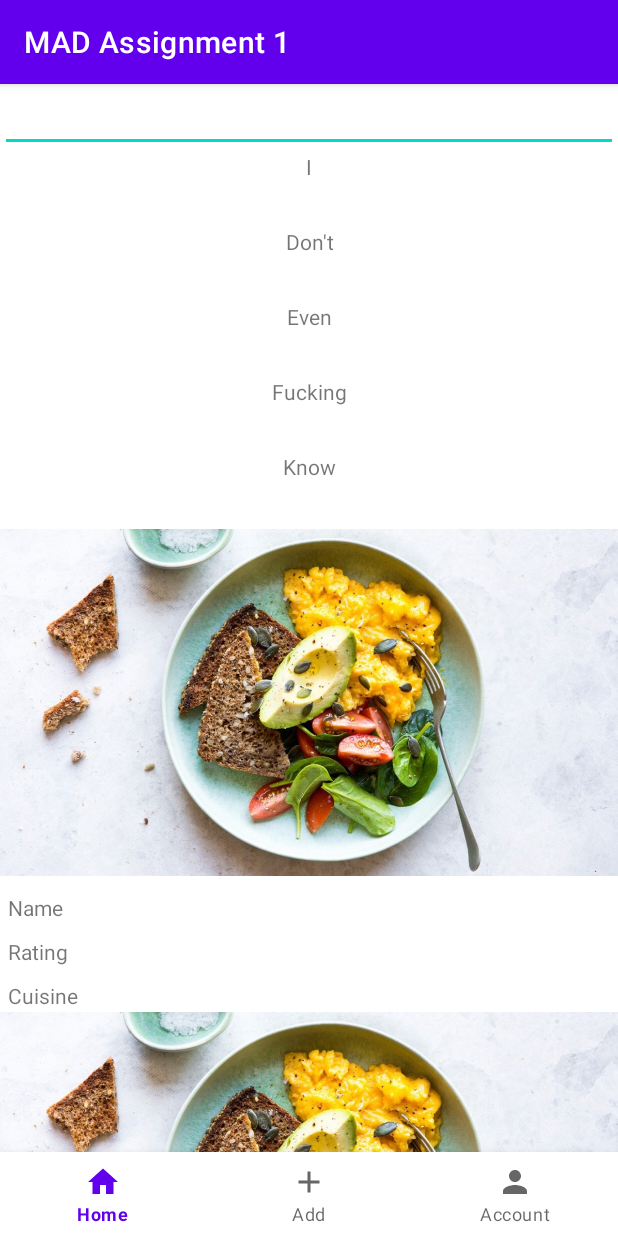
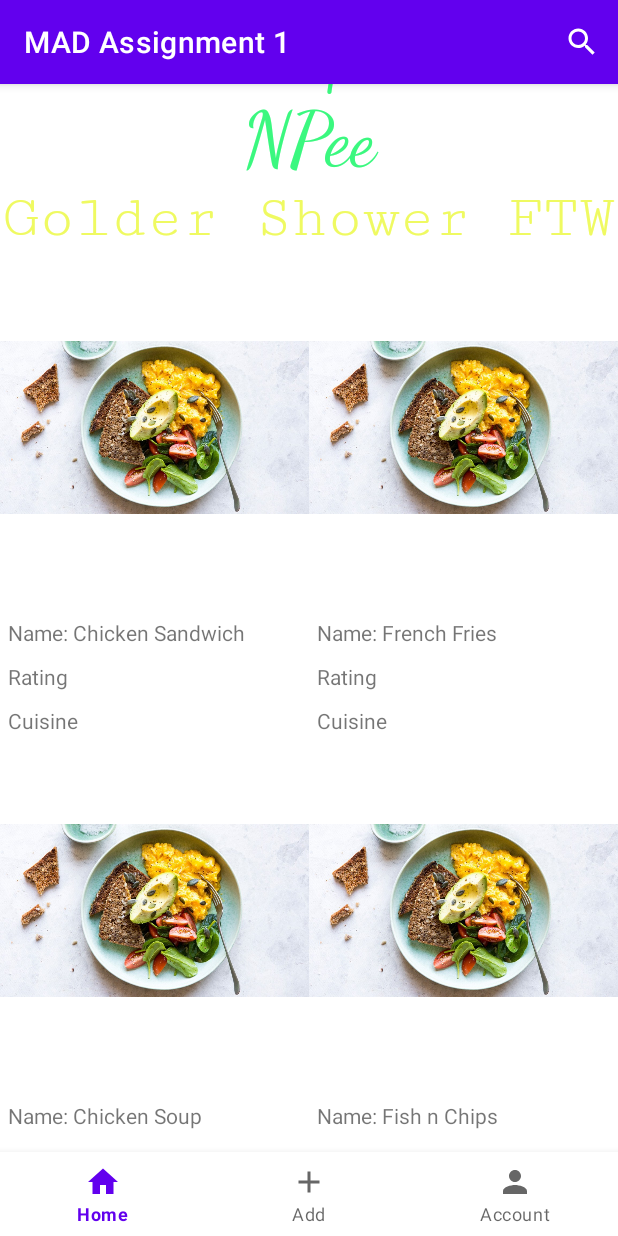
Before and after one commit to TJJ101/21-Le-Chef, an Android app: the screen it shows after launch (MainActivity), on a phone screen of 412 x 824 dp. Run offline under Robolectric (Android 15) with nearby library versions, the phone set to English and light mode, and no system bars.

Commit message:
Did the search for homepage and also intent to new activity called details

```diff
--- a/app/src/main/AndroidManifest.xml
+++ b/app/src/main/AndroidManifest.xml
@@ -9,6 +9,7 @@
         android:roundIcon="@mipmap/ic_launcher_round"
         android:supportsRtl="true"
         android:theme="@style/Theme.MADAssignment1">
+        <activity android:name=".DetailsActivity"></activity>
         <activity android:name=".MainActivity">
             <intent-filter>
                 <action android:name="android.intent.action.MAIN" />
--- a/app/src/main/java/sg/edu/np/madassignment1/AccountFragment.java
+++ b/app/src/main/java/sg/edu/np/madassignment1/AccountFragment.java
@@ -29,8 +29,8 @@ public class AccountFragment extends Fragment {
         adapter = new FragmentAdapter(fm, getLifecycle());
         pager2.setAdapter(adapter);
 
-        tabLayout.addTab(tabLayout.newTab().setText("My Recipe"));
-        tabLayout.addTab(tabLayout.newTab().setText("Saved Recipe"));
+        tabLayout.addTab(tabLayout.newTab().setText("My Recipes"));
+        tabLayout.addTab(tabLayout.newTab().setText("Saved"));
         tabLayout.addTab(tabLayout.newTab().setText("Profile"));
 
         tabLayout.addOnTabSelectedListener(new TabLayout.OnTabSelectedListener() {
--- a/app/src/main/java/sg/edu/np/madassignment1/HomeFragment.java
+++ b/app/src/main/java/sg/edu/np/madassignment1/HomeFragment.java
@@ -3,48 +3,73 @@ package sg.edu.np.madassignment1;
 import android.os.Bundle;
 import android.view.LayoutInflater;
 import android.view.Menu;
+import android.view.MenuInflater;
 import android.view.MenuItem;
 import android.view.View;
 import android.view.ViewGroup;
-import android.widget.SearchView;
 
-import androidx.annotation.NonNull;
 import androidx.annotation.Nullable;
+import androidx.appcompat.widget.SearchView;
 import androidx.fragment.app.Fragment;
 import androidx.recyclerview.widget.DefaultItemAnimator;
-import androidx.recyclerview.widget.LinearLayoutManager;
+import androidx.recyclerview.widget.GridLayoutManager;
 import androidx.recyclerview.widget.RecyclerView;
 
 import java.util.ArrayList;
-import java.util.zip.Inflater;
 
 public class HomeFragment extends Fragment {
 
-    recipe mRecipe;
-    ArrayList<recipe> recipeList = new ArrayList<>();
+    Recipe mRecipe;
+    RecipeAdapter adapter;
     private RecyclerView recyclerView;
+    public ArrayList<Recipe> recipeList = new ArrayList<>();
+    String[] name = {"Chicken Sandwich", "French Fries", "Chicken Soup", "Fish n Chips", "Eggs Benedict", "Ceasar Salad", "Beef Stew", "Salmon Shushi", "Ramen"};
 
     @Nullable
     @Override
     public View onCreateView(LayoutInflater inflater, @Nullable ViewGroup container, @Nullable Bundle savedInstanceState) {
         View view = inflater.inflate(R.layout.fragment_home, container, false);
 
-        for (int i = 0 ; i < 10; i++){
-            mRecipe = new recipe(
-                    "Name",
+        for (String n : name){
+            mRecipe = new Recipe(
+                    "Name: " + n,
                     "Cuisine",
                     "Rating"
             );
             recipeList.add(mRecipe);
         }
 
+        setHasOptionsMenu(true);
+
         recyclerView = view.findViewById(R.id.myRecipeRecycler);
-        RecipeAdapter mAdapter = new RecipeAdapter(recipeList);
+        adapter = new RecipeAdapter(recipeList);
         recyclerView.setHasFixedSize(true);
-        recyclerView.setLayoutManager(new LinearLayoutManager(view.getContext()));
+        recyclerView.setLayoutManager(new GridLayoutManager(view.getContext(), 2));
         recyclerView.setItemAnimator(new DefaultItemAnimator());
-        recyclerView.setAdapter(mAdapter);
+        recyclerView.setAdapter(adapter);
 
         return view;
     }
+
+    @Override
+    public void onCreateOptionsMenu(Menu menu, MenuInflater inflater) {
+        inflater.inflate(R.menu.menu, menu);
+        super.onCreateOptionsMenu(menu,inflater);
+
+        MenuItem searchItem = menu.findItem(R.id.action_search);
+        androidx.appcompat.widget.SearchView searchView = (androidx.appcompat.widget.SearchView) searchItem.getActionView();
+
+        searchView.setOnQueryTextListener(new SearchView.OnQueryTextListener() {
+            @Override
+            public boolean onQueryTextSubmit(String query) {
+                return false;
+            }
+
+            @Override
+            public boolean onQueryTextChange(String newText) {
+                adapter.getFilter().filter(newText);
+                return false;
+            }
+        });
+    }
 }
--- a/app/src/main/java/sg/edu/np/madassignment1/MainActivity.java
+++ b/app/src/main/java/sg/edu/np/madassignment1/MainActivity.java
@@ -7,6 +7,7 @@ import androidx.appcompat.app.AppCompatActivity;
 import android.os.Bundle;
 import android.os.PersistableBundle;
 import android.view.Menu;
+import android.view.MenuInflater;
 import android.view.MenuItem;
 import android.widget.ArrayAdapter;
 import android.widget.ListView;
@@ -19,8 +20,6 @@ import com.google.android.material.bottomnavigation.BottomNavigationView;
 import java.util.ArrayList;
 
 public class MainActivity extends AppCompatActivity {
-
-    RecyclerView recyclerView;
 
     @Override
     protected void onCreate(Bundle savedInstanceState) {
--- a/app/src/main/java/sg/edu/np/madassignment1/MyRecipeFragment.java
+++ b/app/src/main/java/sg/edu/np/madassignment1/MyRecipeFragment.java
@@ -16,8 +16,8 @@ import java.util.ArrayList;
 
 public class MyRecipeFragment extends Fragment {
 
-    recipe mRecipe;
-    ArrayList<recipe> recipeList = new ArrayList<>();
+    Recipe mRecipe;
+    ArrayList<Recipe> recipeList = new ArrayList<>();
     private RecyclerView recyclerView;
 
     @Override
@@ -25,7 +25,7 @@ public class MyRecipeFragment extends Fragment {
         View view = inflater.inflate(R.layout.fragment_my_recipe, container, false);
 
         for (int i = 0 ; i < 10; i++){
-            mRecipe = new recipe(
+            mRecipe = new Recipe(
                     "Name",
                     "Cuisine",
                     "Rating"
--- a/app/src/main/java/sg/edu/np/madassignment1/recipe.java
+++ b/app/src/main/java/sg/edu/np/madassignment1/Recipe.java
@@ -1,6 +1,6 @@
 package sg.edu.np.madassignment1;
 
-public class recipe {
+public class Recipe {
     private String name;
     public String getName() {
         return name;
@@ -25,7 +25,7 @@ public class recipe {
         this.rating = r;
     }
 
-    public recipe(String n, String r, String c) {
+    public Recipe(String n, String r, String c) {
         this.name = n;
         this.cuisine = c;
         this.rating = r;
--- a/app/src/main/java/sg/edu/np/madassignment1/RecipeAdapter.java
+++ b/app/src/main/java/sg/edu/np/madassignment1/RecipeAdapter.java
@@ -1,8 +1,13 @@
 package sg.edu.np.madassignment1;
 
+import android.content.Context;
+import android.content.Intent;
+import android.os.Bundle;
 import android.view.LayoutInflater;
 import android.view.View;
 import android.view.ViewGroup;
+import android.widget.Filter;
+import android.widget.Filterable;
 import android.widget.ImageView;
 import android.widget.TextView;
 
@@ -10,11 +15,13 @@ import androidx.annotation.NonNull;
 import androidx.recyclerview.widget.RecyclerView;
 
 import java.util.ArrayList;
+import java.util.List;
 
-public class RecipeAdapter extends RecyclerView.Adapter<RecipeAdapter.MyViewHolder>{
+public class RecipeAdapter extends RecyclerView.Adapter<RecipeAdapter.MyViewHolder> implements Filterable {
 
-    ArrayList<recipe> data;
-    public RecipeAdapter(ArrayList<recipe> input) { data = input; }
+    private List<Recipe> recipeList;
+    private List<Recipe> recipeListFull;
+
 
     @NonNull
     @Override
@@ -28,15 +35,28 @@ public class RecipeAdapter extends RecyclerView.Adapter<RecipeAdapter.MyViewHold
 
     @Override
     public void onBindViewHolder(@NonNull RecipeAdapter.MyViewHolder holder, int position) {
-        recipe myRecipesList = data.get(position);
-        holder.myRecipeName.setText(myRecipesList.getName());
-        holder.myRecipeCuisine.setText((myRecipesList.getCuisine()));
-        holder.myRecipeRating.setText((myRecipesList.getRating()));
-    }
+        Recipe selectedRecipe = recipeList.get(position);
+        holder.myRecipeName.setText(selectedRecipe.getName());
+        holder.myRecipeCuisine.setText((selectedRecipe.getCuisine()));
+        holder.myRecipeRating.setText((selectedRecipe.getRating()));
 
-    @Override
-    public int getItemCount() {
-        return data.size();
+        holder.itemView.setOnClickListener(new View.OnClickListener() {
+            @Override
+            public void onClick(View v) {
+                Bundle extras = new Bundle();
+                extras.putString("name", selectedRecipe.getName());
+                extras.putString("cuisine", selectedRecipe.getCuisine());
+                extras.putString("rating", selectedRecipe.getRating());
+                Intent in = new Intent(holder.itemView.getContext(), DetailsActivity.class);
+                in.putExtras(extras);
+                holder.itemView.getContext().startActivity(in);
+
+                /*fragment.setArguments(extras);
+               FragmentManager fragmentManager = ((AppCompatActivity)context).getSupportFragmentManager();
+                *//*FragmentTransaction transaction = myActivity.getSupportFragmentManager().beginTransaction();*//*
+                fragmentManager.beginTransaction().replace(R.id.fragment_container, new DetailsFragment()).commit();*/
+            }
+        });
     }
 
     public class MyViewHolder extends RecyclerView.ViewHolder{
@@ -50,4 +70,51 @@ public class RecipeAdapter extends RecyclerView.Adapter<RecipeAdapter.MyViewHold
             myRecipeImg = itemView.findViewById(R.id.myRecipeImg);
         }
     }
+
+
+    RecipeAdapter(ArrayList<Recipe> recipeList){
+        this.recipeList = recipeList;
+        recipeListFull = new ArrayList<>(recipeList);
+    }
+
+    @Override
+    public int getItemCount() {
+        return recipeList.size();
+    }
+
+    @Override
+    public Filter getFilter() {
+        return recipeFilter;
+    }
+
+    private Filter recipeFilter = new Filter() {
+        @Override
+        protected FilterResults performFiltering(CharSequence constraint) {
+            List<Recipe> filteredList = new ArrayList<>();
+
+            if (constraint == null || constraint.length() == 0){
+                filteredList.addAll(recipeListFull);
+            }
+            else{
+                String filterPattern = constraint.toString().toLowerCase().trim();
+
+                for (Recipe r : recipeListFull){
+                    if (r.getName().toLowerCase().contains(filterPattern)){
+                        filteredList.add(r);
+                    }
+                }
+            }
+            FilterResults results = new FilterResults();
+            results.values = filteredList;
+
+            return results;
+        }
+
+        @Override
+        protected void publishResults(CharSequence constraint, FilterResults results) {
+            recipeList.clear();
+            recipeList.addAll((List) results.values);
+            notifyDataSetChanged();
+        }
+    };
 }
--- a/app/src/main/java/sg/edu/np/madassignment1/SavedFragment.java
+++ b/app/src/main/java/sg/edu/np/madassignment1/SavedFragment.java
@@ -16,8 +16,8 @@ import java.util.ArrayList;
 
 public class SavedFragment extends Fragment {
 
-    recipe mRecipe;
-    ArrayList<recipe> recipeList = new ArrayList<>();
+    Recipe mRecipe;
+    ArrayList<Recipe> recipeList = new ArrayList<>();
     private RecyclerView recyclerView;
 
     @Override
@@ -25,7 +25,7 @@ public class SavedFragment extends Fragment {
         View view = inflater.inflate(R.layout.fragment_saved, container, false);
 
         for (int i = 0 ; i < 10; i++){
-            mRecipe = new recipe(
+            mRecipe = new Recipe(
                     "Name",
                     "Cuisine",
                     "Rating"
--- /dev/null
+++ b/app/src/main/res/drawable/ic_baseline_search_24.xml
@@ -0,0 +1,10 @@
+<vector xmlns:android="http://schemas.android.com/apk/res/android"
+    android:width="24dp"
+    android:height="24dp"
+    android:viewportWidth="24"
+    android:viewportHeight="24"
+    android:tint="?attr/colorControlNormal">
+  <path
+      android:fillColor="@android:color/white"
+      android:pathData="M15.5,14h-0.79l-0.28,-0.27C15.41,12.59 16,11.11 16,9.5 16,5.91 13.09,3 9.5,3S3,5.91 3,9.5 5.91,16 9.5,16c1.61,0 3.09,-0.59 4.23,-1.57l0.27,0.28v0.79l5,4.99L20.49,19l-4.99,-5zM9.5,14C7.01,14 5,11.99 5,9.5S7.01,5 9.5,5 14,7.01 14,9.5 11.99,14 9.5,14z"/>
+</vector>
--- a/app/src/main/res/layout/fragment_home.xml
+++ b/app/src/main/res/layout/fragment_home.xml
@@ -18,48 +18,45 @@
             android:layout_height="wrap_content"
             android:orientation="vertical">
 
-            <EditText
-                android:id="@+id/editTextTextPersonName2"
-                android:layout_width="match_parent"
-                android:layout_height="wrap_content"
-                android:ems="10"
-                android:icon="@android:drawable/ic_menu_search"
-                android:inputType="textPersonName" />
-
             <TextView
                 android:id="@+id/textView4"
                 android:layout_width="match_parent"
-                android:layout_height="50dp"
-                android:text="I"
-                android:textAlignment="center" />
+                android:layout_height="wrap_content"
+                android:fontFamily="cursive"
+                android:text="ReciPee"
+                android:textAlignment="center"
+                android:textColor="#3BF87F"
+                android:textSize="50sp" />
 
             <TextView
                 android:id="@+id/textView5"
                 android:layout_width="match_parent"
-                android:layout_height="50dp"
-                android:text="Don't"
-                android:textAlignment="center" />
+                android:layout_height="wrap_content"
+                android:fontFamily="casual"
+                android:text="By"
+                android:textAlignment="center"
+                android:textColor="#3BF87F"
+                android:textSize="50sp" />
 
             <TextView
                 android:id="@+id/textView6"
                 android:layout_width="match_parent"
-                android:layout_height="50dp"
-                android:text="Even"
-                android:textAlignment="center" />
+                android:layout_height="wrap_content"
+                android:fontFamily="cursive"
+                android:text="NPee"
+                android:textAlignment="center"
+                android:textColor="#3BF87F"
+                android:textSize="50sp" />
 
             <TextView
-                android:id="@+id/textView7"
+                android:id="@+id/textView"
                 android:layout_width="match_parent"
-                android:layout_height="50dp"
-                android:text="Fucking"
-                android:textAlignment="center" />
-
-            <TextView
-                android:id="@+id/textView8"
-                android:layout_width="match_parent"
-                android:layout_height="50dp"
-                android:text="Know"
-                android:textAlignment="center" />
+                android:layout_height="wrap_content"
+                android:fontFamily="serif-monospace"
+                android:text="Golder Shower FTW"
+                android:textAlignment="center"
+                android:textColor="#EFFA61"
+                android:textSize="40sp" />
 
             <androidx.recyclerview.widget.RecyclerView
                 android:id="@+id/myRecipeRecycler"
--- a/app/src/main/res/menu/menu.xml
+++ b/app/src/main/res/menu/menu.xml
@@ -5,7 +5,7 @@
     <item
         android:id="@+id/action_search"
         android:title="Search"
-        android:icon="@android:drawable/ic_menu_search"
+        android:icon="@drawable/ic_baseline_search_24"
         app:actionViewClass="androidx.appcompat.widget.SearchView"
         app:showAsAction="ifRoom|collapseActionView"/>
 
```
